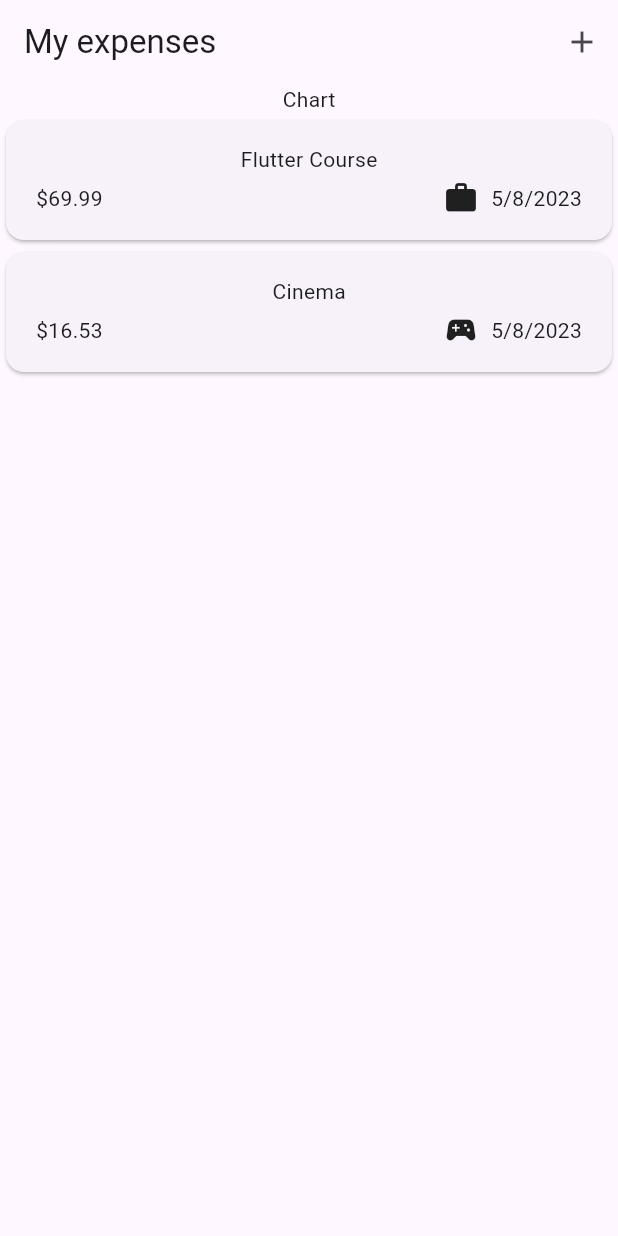
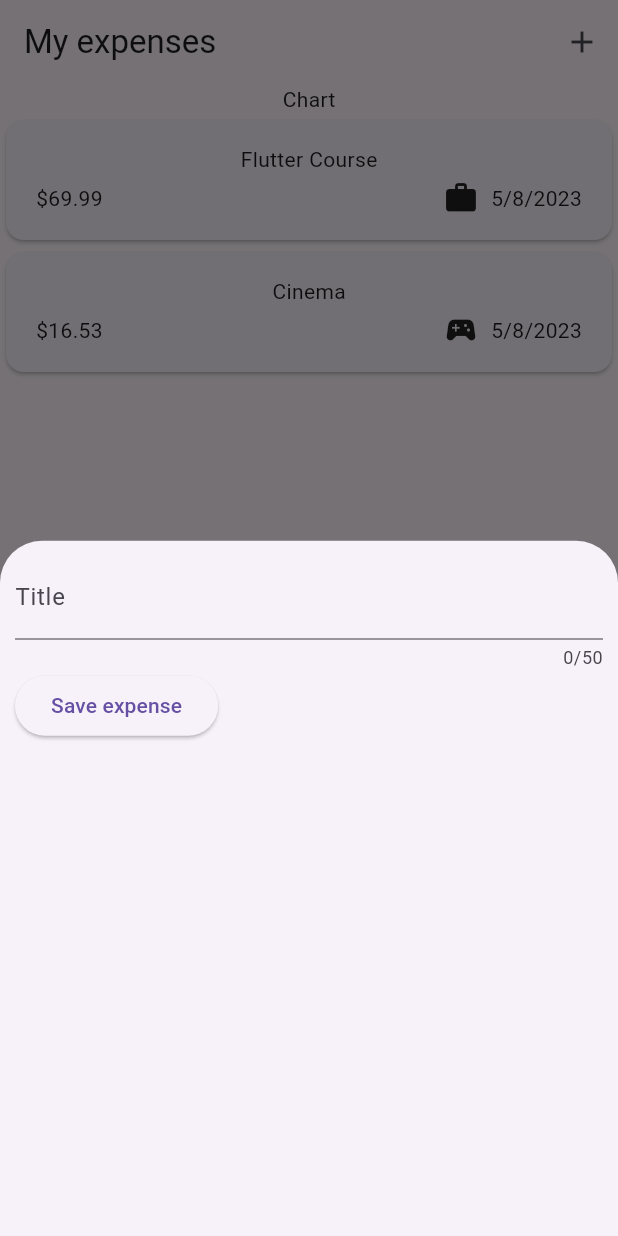
Before and after one commit to iamyusif/my_expenses, a Flutter app: the screen it shows after launch, after a tap on the "add" icon, on a phone screen of 412 x 824 dp. Run offline on Flutter 3.47's test engine with Material 2 defaults, Android fonts, the phone set to English and light mode, and no system bars.

Commit message:
changed
changed

```diff
--- a/lib/widgets/expenses.dart
+++ b/lib/widgets/expenses.dart
@@ -1,4 +1,5 @@
 import 'package:flutter/material.dart';
+import 'package:spend_app/widgets/new_expense.dart';
 
 import 'expenses_list/expenses_list.dart';
 import '../model/expense.dart';
@@ -28,6 +29,13 @@ class _ExpensesState extends State<Expenses> {
     ),
   ];
 
+  void _openAddExpenseOverlay() {
+    showModalBottomSheet(
+      context: context,
+      builder: (ctx) => const NewExpense(),
+    );
+  }
+
   @override
   Widget build(BuildContext context) {
     return Scaffold(
@@ -36,11 +44,12 @@ class _ExpensesState extends State<Expenses> {
           actions: [
             IconButton(
               icon: const Icon(Icons.add),
-          onPressed: () {},
+              onPressed: () {
+                _openAddExpenseOverlay();
+              },
             ),
           ],
         ),
-
         body: Column(
           children: [
             const Text('Chart'),
--- /dev/null
+++ b/lib/widgets/new_expense.dart
@@ -0,0 +1,43 @@
+import 'package:flutter/material.dart';
+
+class NewExpense extends StatefulWidget {
+  const NewExpense({Key? key}) : super(key: key);
+
+  @override
+  State<NewExpense> createState() => _NewExpenseState();
+}
+
+class _NewExpenseState extends State<NewExpense> {
+  var _enteredTitle = ''; // save title input value
+
+  void _savedTitleInput(String inputValue) {
+    // add title input value to _enteredTitle
+    _enteredTitle = inputValue;
+  }
+
+  @override
+  Widget build(BuildContext context) {
+    return Padding(
+      padding: const EdgeInsets.all(10),
+      child: Column(
+        children: [
+          TextField(
+            onChanged: _savedTitleInput,
+            maxLength: 50,
+            decoration: const InputDecoration(
+              labelText: 'Title',
+            ),
+          ),
+          Row(
+            children: [
+              ElevatedButton(
+                  onPressed: () {
+                    print(_enteredTitle);
+                  }, child: const Text('Save expense')),
+            ],
+          )
+        ],
+      ),
+    );
+  }
+}
```
Lines whose indentation alone changed are shown as unchanged.
